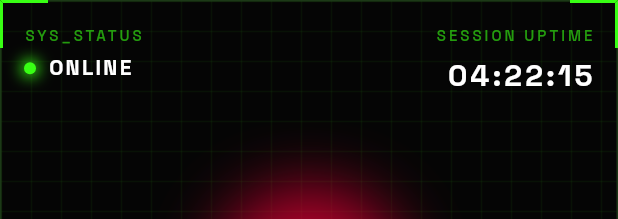
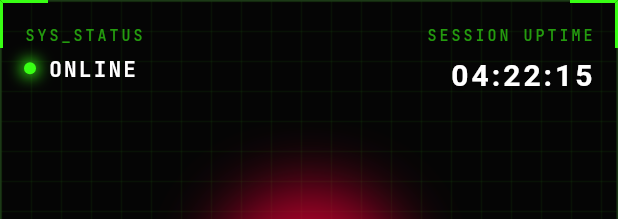
Before and after one commit to 1123786563/xuming, a Flutter app: the DashboardVisualizer widget shown alone on an empty page, opened directly with empty values, on a phone screen of 412 x 824 dp. Shown: the top 219 px of the screen. Run offline on Flutter 3.47's test engine with Material 3 defaults, Android fonts, the phone set to English and light mode, and no system bars; our stand-ins replace audioplayers, flutter_riverpod, go_router, google_fonts, isar, sensors_plus; accounts and stored records are empty; generated files the repository leaves out were written again.

Commit message:
feat: 优化仪表盘 UI 视觉与交互 - 统一使用 AppTypography 替换硬编码样式 - 增加生命体征热力图的呼吸动画效果 - 修复 dashboard_visualizer 中的常量构造问题 - 移除无效引用并清理代码结构

```diff
--- a/lib/features/dashboard/ui/dashboard_page.dart
+++ b/lib/features/dashboard/ui/dashboard_page.dart
@@ -8,7 +8,6 @@ import '../../../core/theme/app_colors.dart';
 import '../../../core/theme/app_typography.dart';
 import '../../../shared/providers/user_state_provider.dart';
 import '../../../shared/widgets/grid_background.dart';
-import '../../../shared/widgets/pixel_corner_container.dart'; // Keep if used or remove if unused, but adding GridBackground below
 import 'widgets/dashboard_bottom_nav.dart';
 import 'widgets/dashboard_visualizer.dart';
 import 'widgets/segmented_health_bar.dart';
@@ -49,17 +48,14 @@ class _DashboardPageState extends ConsumerState<DashboardPage> {
           label,
           style: AppTypography.monoDecorative.copyWith(
             color: color.withOpacity(0.7),
-            fontSize: 10,
             letterSpacing: 1.5,
           ),
         ),
         Text(
           value,
-          style: AppTypography.monoDecorative.copyWith(
+          style: AppTypography.pixelBody.copyWith(
             color: color,
-            fontSize: 16,
             fontWeight: FontWeight.bold,
-            letterSpacing: 1.5,
             shadows: [
               BoxShadow(
                 color: color.withOpacity(0.5),
@@ -122,12 +118,9 @@ class _DashboardPageState extends ConsumerState<DashboardPage> {
                           Expanded(
                             child: Text(
                               _getBioStatusText(currentHP), // Dynamic Status
-                              style: TextStyle(
+                              style: AppTypography.pixelData.copyWith(
                                 color: _getHPColor(currentHP), // Dynamic Color
                                 fontSize: 18,
-                                fontWeight: FontWeight.bold,
-                                letterSpacing: 2.0,
-                                fontFamily: 'Space Grotesk',
                                 shadows: [
                                   BoxShadow(
                                     color: _getHPColor(currentHP).withOpacity(0.8),
--- a/lib/features/dashboard/ui/widgets/dashboard_bottom_nav.dart
+++ b/lib/features/dashboard/ui/widgets/dashboard_bottom_nav.dart
@@ -81,12 +81,11 @@ class DashboardBottomNav extends StatelessWidget {
           const SizedBox(height: 6),
           Text(
             label.toUpperCase(),
-            style: TextStyle(
+            style: AppTypography.monoDecorative.copyWith(
               color: color,
               fontSize: 10,
               letterSpacing: 1.5,
               fontWeight: isActive ? FontWeight.bold : FontWeight.w500,
-              fontFamily: 'Space Grotesk',
             ),
           ),
           const SizedBox(height: 4),
--- a/lib/features/dashboard/ui/widgets/dashboard_visualizer.dart
+++ b/lib/features/dashboard/ui/widgets/dashboard_visualizer.dart
@@ -2,6 +2,7 @@ import 'package:flutter/material.dart';
 import 'package:go_router/go_router.dart';
 import '../../../../core/router/app_router.dart';
 import '../../../../core/theme/app_colors.dart';
+import '../../../../core/theme/app_typography.dart';
 
 class DashboardVisualizer extends StatelessWidget {
   final double hp;
@@ -105,11 +106,9 @@ class DashboardVisualizer extends StatelessWidget {
             children: [
               Text(
                 'SYS_STATUS',
-                style: TextStyle(
+                style: AppTypography.monoDecorative.copyWith(
                   color: AppColors.primary.withOpacity(0.6),
-                  fontSize: 10,
                   letterSpacing: 2.0,
-                  fontFamily: 'Space Grotesk',
                   fontWeight: FontWeight.w500,
                 ),
               ),
@@ -132,13 +131,11 @@ class DashboardVisualizer extends StatelessWidget {
                     ),
                   ),
                   const SizedBox(width: 8),
-                  const Text(
+                  Text(
                     'ONLINE',
-                    style: TextStyle(
+                    style: AppTypography.monoBody.copyWith(
                       color: Colors.white,
-                      fontSize: 14,
                       letterSpacing: 1.5,
-                      fontFamily: 'Space Grotesk',
                       fontWeight: FontWeight.bold,
                     ),
                   ),
@@ -157,25 +154,20 @@ class DashboardVisualizer extends StatelessWidget {
             children: [
               Text(
                 'SESSION UPTIME',
-                style: TextStyle(
+                style: AppTypography.monoDecorative.copyWith(
                   color: AppColors.primary.withOpacity(0.6),
-                  fontSize: 10,
                   letterSpacing: 2.0,
-                  fontFamily: 'Space Grotesk',
                   fontWeight: FontWeight.w500,
                 ),
               ),
               const SizedBox(height: 4),
-              const Text(
+              Text(
                 '04:22:15',
-                style: TextStyle(
+                style: AppTypography.pixelHeadline.copyWith(
                   color: Colors.white,
                   fontSize: 20,
-                  letterSpacing: 2.0,
-                  fontFamily: 'Space Grotesk',
-                  fontWeight: FontWeight.bold,
                   shadows: [
-                    BoxShadow(
+                    const BoxShadow(
                       color: Colors.black54,
                       offset: Offset(0, 2),
                       blurRadius: 4,
@@ -211,17 +203,15 @@ class DashboardVisualizer extends StatelessWidget {
                       ),
                   ],
                 ),
-                child: const Row(
+                child: Row(
                   mainAxisSize: MainAxisSize.min,
                   children: [
-                    Icon(Icons.medical_services_outlined, color: Colors.white, size: 20),
-                     SizedBox(width: 12),
+                    const Icon(Icons.medical_services_outlined, color: Colors.white, size: 20),
+                     const SizedBox(width: 12),
                      Text(
                       '紧急抢修',
-                      style: TextStyle(
+                      style: AppTypography.monoButton.copyWith(
                         color: Colors.white,
-                        fontSize: 14,
-                        fontWeight: FontWeight.bold,
                         letterSpacing: 1.2,
                       ),
                     ),
@@ -253,17 +243,17 @@ class _Corner extends StatelessWidget {
       height: size,
       decoration: BoxDecoration(
         border: Border(
-          top: isTop ? BorderSide(color: color, width: thickness) : BorderSide.none,
-          bottom: !isTop ? BorderSide(color: color, width: thickness) : BorderSide.none,
-          left: isLeft ? BorderSide(color: color, width: thickness) : BorderSide.none,
-          right: !isLeft ? BorderSide(color: color, width: thickness) : BorderSide.none,
+          top: isTop ? const BorderSide(color: color, width: thickness) : BorderSide.none,
+          bottom: !isTop ? const BorderSide(color: color, width: thickness) : BorderSide.none,
+          left: isLeft ? const BorderSide(color: color, width: thickness) : BorderSide.none,
+          right: !isLeft ? const BorderSide(color: color, width: thickness) : BorderSide.none,
         ),
       ),
     );
   }
 }
 
-class _HeatMapIndicator extends StatelessWidget {
+class _HeatMapIndicator extends StatefulWidget {
   final double size;
   final Color color;
   final bool isLarge;
@@ -271,49 +261,86 @@ class _HeatMapIndicator extends StatelessWidget {
   const _HeatMapIndicator({required this.size, required this.color, this.isLarge = false});
 
   @override
+  State<_HeatMapIndicator> createState() => _HeatMapIndicatorState();
+}
+
+class _HeatMapIndicatorState extends State<_HeatMapIndicator> with SingleTickerProviderStateMixin {
+  late AnimationController _controller;
+  late Animation<double> _animation;
+
+  @override
+  void initState() {
+    super.initState();
+    _controller = AnimationController(
+      vsync: this,
+      duration: const Duration(seconds: 2),
+    )..repeat(reverse: true);
+    _animation = Tween<double>(begin: 0.8, end: 1.2).animate(
+      CurvedAnimation(parent: _controller, curve: Curves.easeInOut),
+    );
+  }
+
+  @override
+  void dispose() {
+    _controller.dispose();
+    super.dispose();
+  }
+
+  @override
   Widget build(BuildContext context) {
        return SizedBox(
-        width: size,
-        height: size,
+        width: widget.size,
+        height: widget.size,
         child: Stack(
           alignment: Alignment.center,
           children: [
-            // Blob
-            Container(
-              decoration: BoxDecoration(
-                shape: BoxShape.circle,
-                color: color.withOpacity(isLarge ? 0.2 : 0.3),
-                boxShadow: [
-                  BoxShadow(color: color.withOpacity(0.5), blurRadius: size/2, spreadRadius: size/4),
-                ],
-              ),
+            // Animated Blob
+            AnimatedBuilder(
+              animation: _animation,
+              builder: (context, child) {
+                return Container(
+                  width: widget.size * _animation.value,
+                  height: widget.size * _animation.value,
+                  decoration: BoxDecoration(
+                    shape: BoxShape.circle,
+                    color: widget.color.withOpacity((widget.isLarge ? 0.2 : 0.3) / _animation.value),
+                    boxShadow: [
+                      BoxShadow(
+                        color: widget.color.withOpacity(0.5),
+                        blurRadius: widget.size / 2,
+                        spreadRadius: widget.size / 4,
+                      ),
+                    ],
+                  ),
+                );
+              },
             ),
             // Core
             Container(
               width: 8,
               height: 8,
               decoration: BoxDecoration(
-                color: color,
+                color: widget.color,
                 shape: BoxShape.circle,
                 boxShadow: [
-                  BoxShadow(color: color, blurRadius: 10, spreadRadius: 2),
+                  BoxShadow(color: widget.color, blurRadius: 10, spreadRadius: 2),
                 ],
               ),
             ),
             // Decorative Ring (only for large)
-            if (isLarge)
+            if (widget.isLarge)
               Container(
-                width: size * 0.5,
-                height: size * 0.5,
+                width: widget.size * 0.5,
+                height: widget.size * 0.5,
                 decoration: BoxDecoration(
                   shape: BoxShape.circle,
-                  border: Border.all(color: color.withOpacity(0.3)),
+                  border: Border.all(color: widget.color.withOpacity(0.3)),
                 ),
               ),
              // Crosshair (only for small)
-             if (!isLarge) ...[
-                Container(width: size * 0.6, height: 1, color: color.withOpacity(0.4)),
-                Container(width: 1, height: size * 0.6, color: color.withOpacity(0.4)),
+             if (!widget.isLarge) ...[
+                Container(width: widget.size * 0.6, height: 1, color: widget.color.withOpacity(0.4)),
+                Container(width: 1, height: widget.size * 0.6, color: widget.color.withOpacity(0.4)),
              ]
           ],
         ),
```
